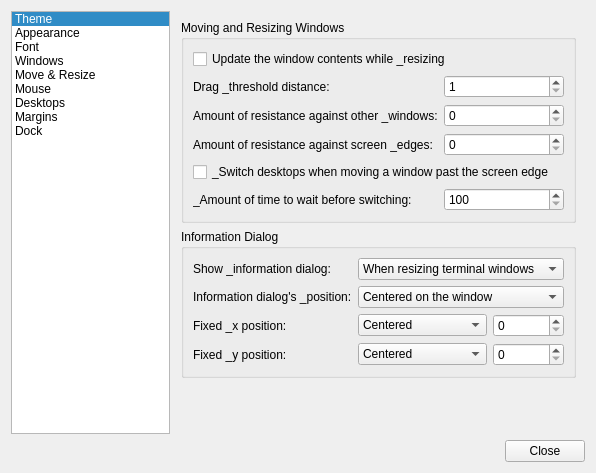
The window that src/obconf.ui (lxqt/obconf-qt) describes before a commit, drawn with Qt 5.
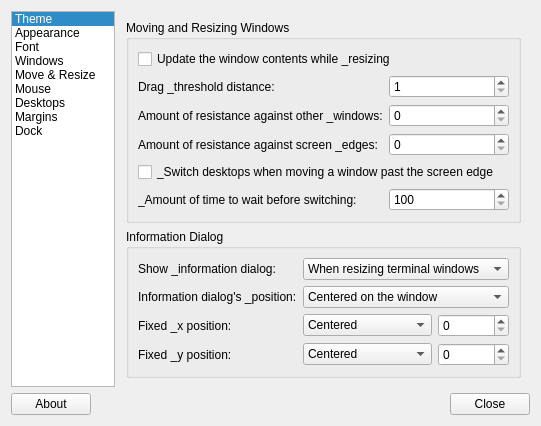
The same window after the commit. The open tabs and pages were chosen to show the change. Custom widgets are drawn as their Qt base class.

The edit to the form file:
```diff
--- a/src/obconf.ui
+++ b/src/obconf.ui
@@ -6,8 +6,8 @@
    <rect>
     <x>0</x>
     <y>0</y>
-    <width>596</width>
-    <height>473</height>
+    <width>541</width>
+    <height>397</height>
    </rect>
   </property>
   <property name="windowTitle">
@@ -946,6 +946,15 @@
     </layout>
    </item>
    <item>
+    <layout class="QHBoxLayout" name="horizontalLayout_2">
+     <item>
+      <widget class="QPushButton" name="about">
+       <property name="text">
+        <string>About</string>
+       </property>
+      </widget>
+     </item>
+     <item>
     <widget class="QDialogButtonBox" name="buttonBox">
      <property name="orientation">
       <enum>Qt::Horizontal</enum>
@@ -954,6 +963,8 @@
       <set>QDialogButtonBox::Close</set>
      </property>
     </widget>
+     </item>
+    </layout>
    </item>
   </layout>
  </widget>
```
Left out of the diff: 7 changed lines with no effect on the pictures. Lines whose indentation alone changed are shown as unchanged.
